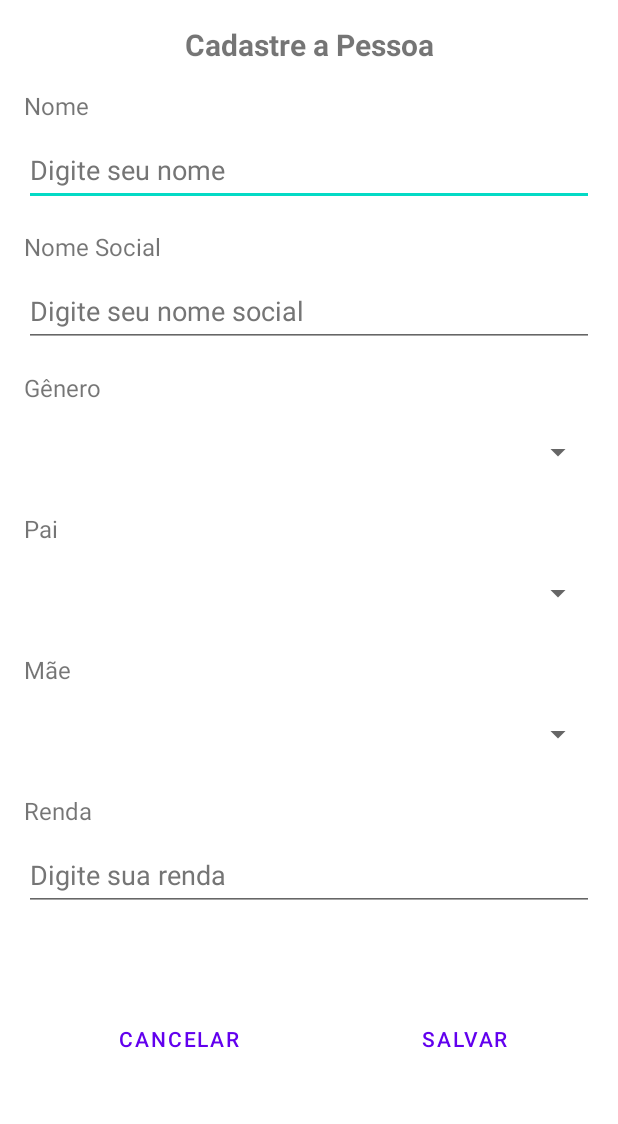
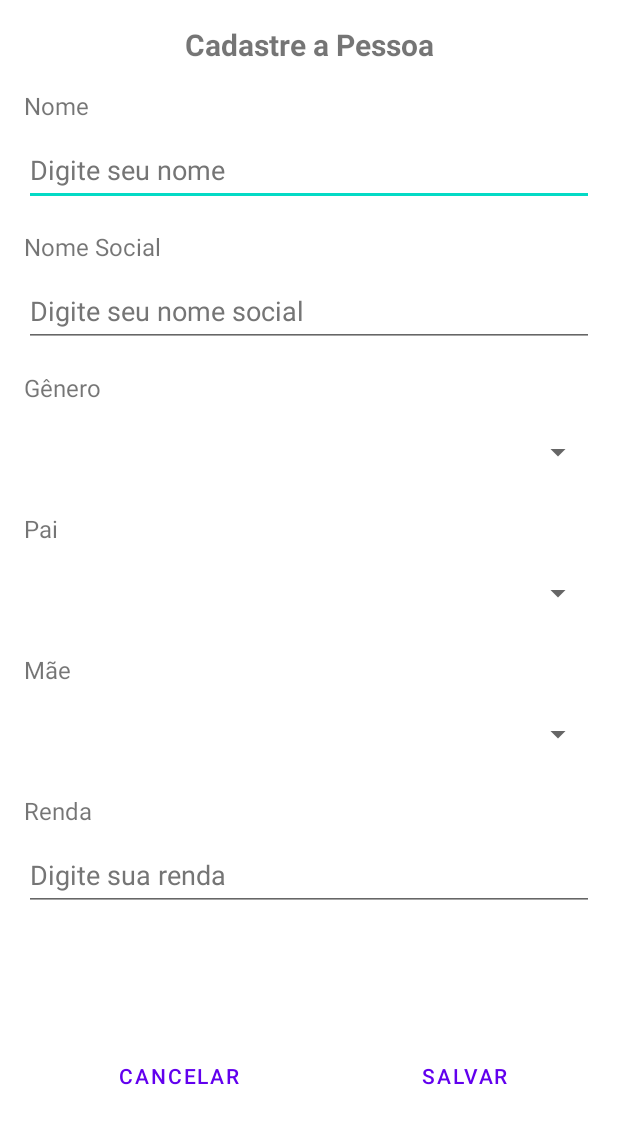
Before and after one commit to luishenriqueturani/AnaliseEDesenvolvimentoDeSistemasQI, an Android app: the layout dialog_cadastro.xml on its own in the app's theme, with its tools: preview values and no code run, on a phone screen of 412 x 824 dp. Shown: the top 1124 px of the screen. Run offline under Robolectric (Android 15) with nearby library versions, the phone set to English and light mode, and no system bars.

Commit message:
Correção no main
Verificação caso não haja resultados cadastrados

```diff
--- a/Linguagem_de_programacao_e_programacao_mobile/AtividadeIntegradora/app/src/main/java/br/com/atividadeintegradora/MainActivity.java
+++ b/Linguagem_de_programacao_e_programacao_mobile/AtividadeIntegradora/app/src/main/java/br/com/atividadeintegradora/MainActivity.java
@@ -42,12 +42,16 @@ public class MainActivity extends AppCompatActivity {
 
         pessoas = (ArrayList<Pessoa>) pdao.buscarTodasPessoas();
 
-        PessoasAdapter adapter = new PessoasAdapter(pessoas);
+        if(pessoas != null){
+            PessoasAdapter adapter = new PessoasAdapter(pessoas);
 
-        RecyclerView listaCadastrados = (RecyclerView) findViewById(R.id.listaCadastrados);
+            RecyclerView listaCadastrados = (RecyclerView) findViewById(R.id.listaCadastrados);
 
-        listaCadastrados.setAdapter(adapter);
-        listaCadastrados.setLayoutManager(new LinearLayoutManager(this));
+            listaCadastrados.setAdapter(adapter);
+            listaCadastrados.setLayoutManager(new LinearLayoutManager(this));
+        }
+
+
 
 
         /*
--- a/Linguagem_de_programacao_e_programacao_mobile/AtividadeIntegradora/app/src/main/res/layout/dialog_cadastro.xml
+++ b/Linguagem_de_programacao_e_programacao_mobile/AtividadeIntegradora/app/src/main/res/layout/dialog_cadastro.xml
@@ -187,7 +187,7 @@
 
     <LinearLayout
         android:layout_width="0dp"
-        android:layout_height="102dp"
+        android:layout_height="53dp"
         android:layout_marginStart="16dp"
         android:layout_marginTop="8dp"
         android:layout_marginEnd="16dp"
@@ -199,19 +199,19 @@
 
         <Button
             android:id="@+id/btnCancelar"
+            style="?android:attr/buttonBarButtonStyle"
             android:layout_width="35dp"
             android:layout_height="wrap_content"
             android:layout_weight="1"
-            android:text="@string/btn_cancelar"
-            style="?android:attr/buttonBarButtonStyle" />
+            android:text="@string/btn_cancelar" />
 
         <Button
             android:id="@+id/btnSalvar"
+            style="?android:attr/buttonBarButtonStyle"
             android:layout_width="2dp"
             android:layout_height="wrap_content"
             android:layout_weight="1"
-            android:text="@string/btn_salvar"
-            style="?android:attr/buttonBarButtonStyle" />
+            android:text="@string/btn_salvar" />
     </LinearLayout>
 
 </androidx.constraintlayout.widget.ConstraintLayout>
```
